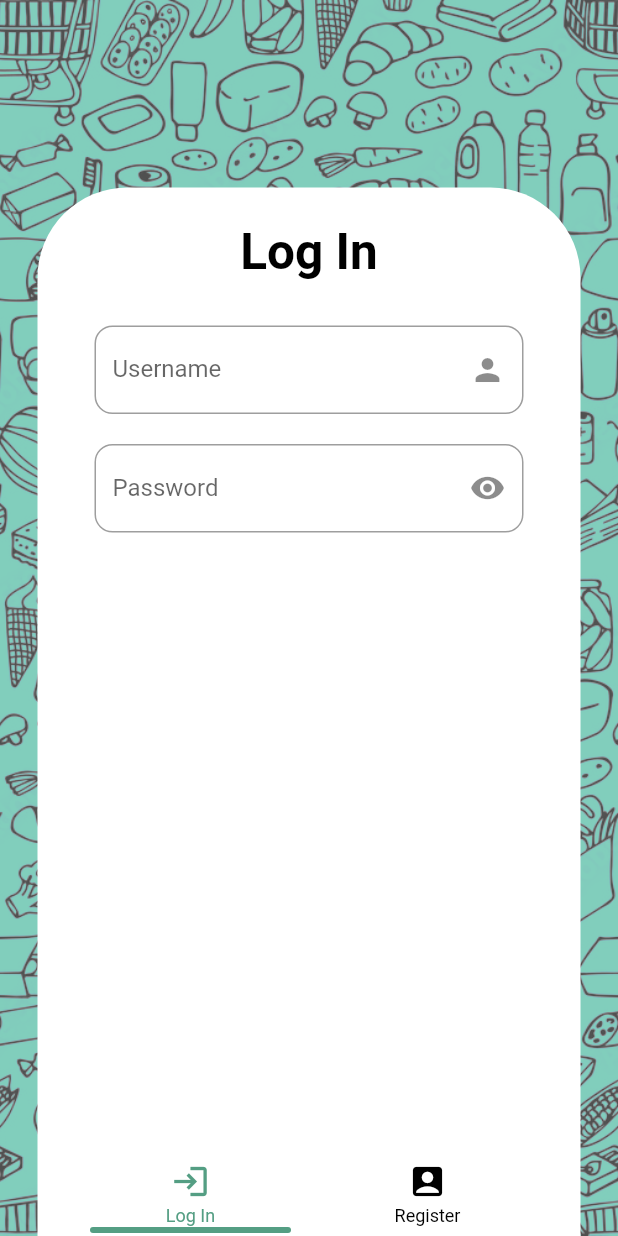
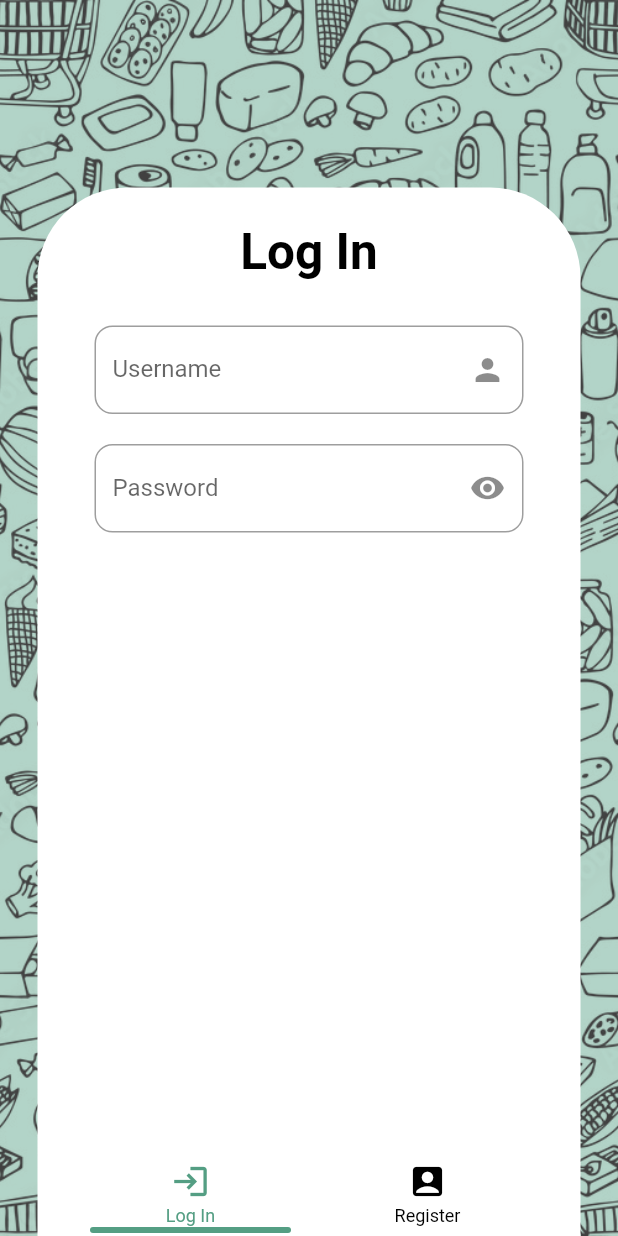
Before and after one commit to SteevenAlbert/AR-Grocery-Shopping-Companion, a Flutter app: the screen it shows after launch, on a phone screen of 412 x 824 dp. Run offline on Flutter 3.47's test engine with Material 2 defaults, Android fonts, the phone set to English and light mode, and no system bars; drawn by our look-alikes of persistent_bottom_nav_bar; our stand-ins replace carousel_slider, cloud_firestore, firebase_core, fl_chart, flutter_riverpod, flutter_svg and 6 more; missing offline and left inert: animated_button, augmented_reality_plugin_wikitude, chip_list, favorite_button, flutter_session_manager; accounts and stored records are empty; Roboto replaces fonts that are missing (Ubuntu).

```diff
--- a/lib/components/authentication/background2.dart
+++ b/lib/components/authentication/background2.dart
@@ -6,7 +6,10 @@ class Background2 extends StatelessWidget {
   @override
   Widget build(BuildContext context) {
     return ColorFiltered(
-      colorFilter: ColorFilter.mode(Colors.tealAccent, BlendMode.darken),
+      colorFilter: ColorFilter.mode(
+          // Theme.of(context).primaryColor, BlendMode.lighten),
+          Theme.of(context).primaryColor.withOpacity(0.6),
+          BlendMode.multiply),
       child: Image.asset(
         "assets/images/background/doodle.jpg",
         height: MediaQuery.of(context).size.height,
--- a/lib/router.dart
+++ b/lib/router.dart
@@ -13,6 +13,7 @@ import 'package:ar_grocery_companion/screens/scan/arview.dart';
 import 'package:ar_grocery_companion/screens/profile/profile_page.dart';
 import 'package:ar_grocery_companion/screens/scan/scan_intro_page.dart';
 import 'package:ar_grocery_companion/screens/search/search_page.dart';
+import 'package:flutter_session_manager/flutter_session_manager.dart';
 import 'package:go_router/go_router.dart';
 
 import 'models/product.dart';
@@ -24,29 +25,21 @@ class MyRouter {
     routes: [
       GoRoute(path: '/', builder: (context, state) => const SplashScreen()),
       //Add Routes Here
-      //if session loggedIn as customer
       GoRoute(
           path: '/authenticate',
           builder: (context, state) => const AuthenticationPage()),
-      //else if session loggedIn as admin
-      // GoRoute(
-      //   path: '/authenticate',
-      //   builder: (context, state) => const AdminHomePage()),
-      //else if session not loggedIn
-      // GoRoute(
-      //     path: '/authenticate',
-      //     builder: (context, state) => const AuthenticationPage()),
       GoRoute(
-          path: '/customer_home_page',
+          path: '/customer_homepage',
           builder: (context, state) => const MainPage()),
+      GoRoute(
+          path: '/admin_homepage',
+          builder: (context, state) => const AdminHomePage()),
       GoRoute(
           name: 'ProductPage',
           path: '/product_page',
           builder: (context, state) =>
               ProductPage(product: state.extra as Product)),
-      GoRoute(
-          path: '/admin_home_page',
-          builder: (context, state) => const AdminHomePage()),
+
       GoRoute(
           path: '/profile_page',
           builder: (context, state) => const ProfilePage()),
--- a/lib/screens/authentication/authentication.dart
+++ b/lib/screens/authentication/authentication.dart
@@ -28,7 +28,8 @@ class LogInPageState extends State<AuthenticationPage> {
           decoration: BoxDecoration(
             boxShadow: [
               BoxShadow(
-                color: Colors.grey.withOpacity(0.5),
+                // color: Colors.grey.withOpacity(0.25),
+                color: Colors.white.withOpacity(0.25),
                 spreadRadius: 200,
                 blurRadius: 0,
                 offset: Offset(-30, -100),
```
Also changed, not shown: lib/models/user/user.dart (+6 -2 lines), lib/screens/authentication/log_in.dart (+18 -13 lines), lib/screens/authentication/register.dart (+15 -17 lines), lib/screens/error_page.dart (+8 -2 lines), lib/screens/home/components/drawer.dart (+4 -4 lines), pubspec.yaml (+6 -4 lines), pubspec.lock.
